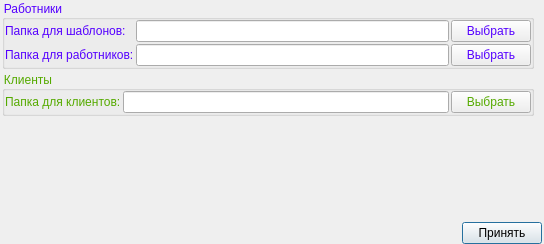
This is ui/program_settings_path.ui in Meller008/CRM-Avi as Qt 5 draws it before an edit. The edited form follows.
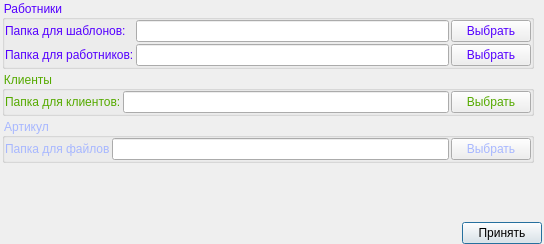
This is the edited form.

What changed in the file:
```diff
--- a/ui/program_settings_path.ui
+++ b/ui/program_settings_path.ui
@@ -29,7 +29,7 @@
    <property name="spacing">
     <number>2</number>
    </property>
-   <item row="3" column="0">
+   <item row="4" column="0">
     <spacer name="verticalSpacer">
      <property name="orientation">
       <enum>Qt::Vertical</enum>
@@ -42,7 +42,7 @@
      </property>
     </spacer>
    </item>
-   <item row="4" column="0" colspan="5">
+   <item row="5" column="0" colspan="5">
     <layout class="QHBoxLayout" name="horizontalLayout">
      <item>
       <spacer name="horizontalSpacer">
@@ -171,6 +171,50 @@
      </layout>
     </widget>
    </item>
+   <item row="3" column="0">
+    <widget class="QGroupBox" name="groupBox_3">
+     <property name="styleSheet">
+      <string notr="true">color: rgb(167, 183, 255);</string>
+     </property>
+     <property name="title">
+      <string>Артикул</string>
+     </property>
+     <layout class="QGridLayout" name="gridLayout_4">
+      <property name="leftMargin">
+       <number>0</number>
+      </property>
+      <property name="topMargin">
+       <number>0</number>
+      </property>
+      <property name="rightMargin">
+       <number>0</number>
+      </property>
+      <property name="bottomMargin">
+       <number>0</number>
+      </property>
+      <property name="spacing">
+       <number>2</number>
+      </property>
+      <item row="0" column="0">
+       <widget class="QLabel" name="label_4">
+        <property name="text">
+         <string>Папка для файлов</string>
+        </property>
+       </widget>
+      </item>
+      <item row="0" column="1">
+       <widget class="QLineEdit" name="le_article_label_path"/>
+      </item>
+      <item row="0" column="2">
+       <widget class="QPushButton" name="pushButton_5">
+        <property name="text">
+         <string>Выбрать</string>
+        </property>
+       </widget>
+      </item>
+     </layout>
+    </widget>
+   </item>
   </layout>
  </widget>
  <resources/>
```
Left out of the diff: 17 changed lines with no effect on the pictures.
